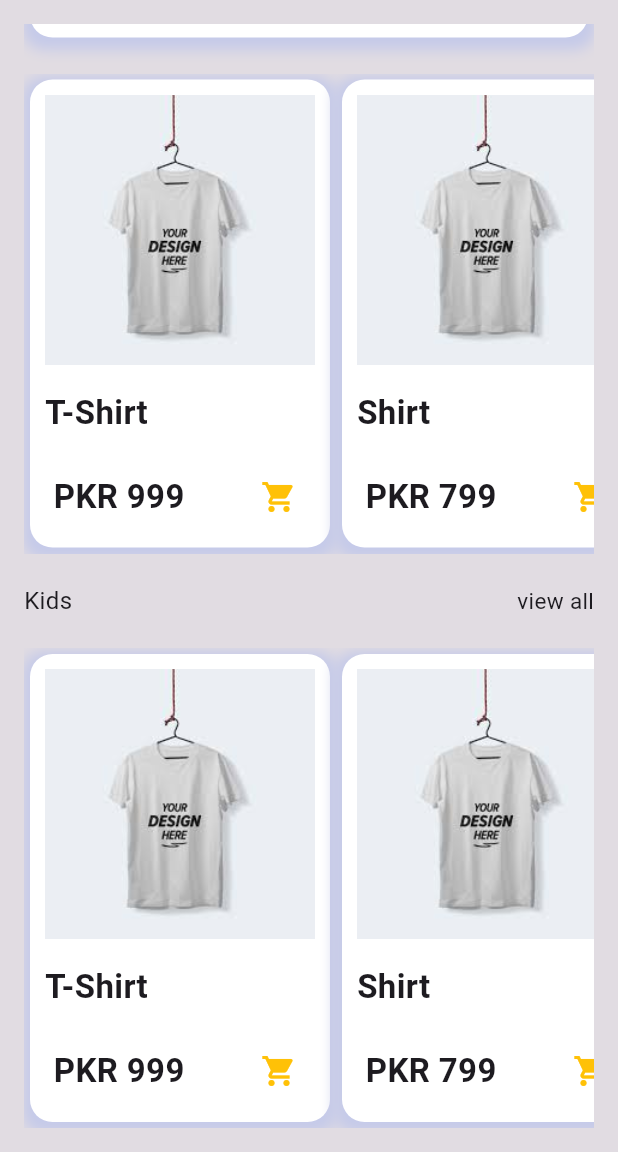
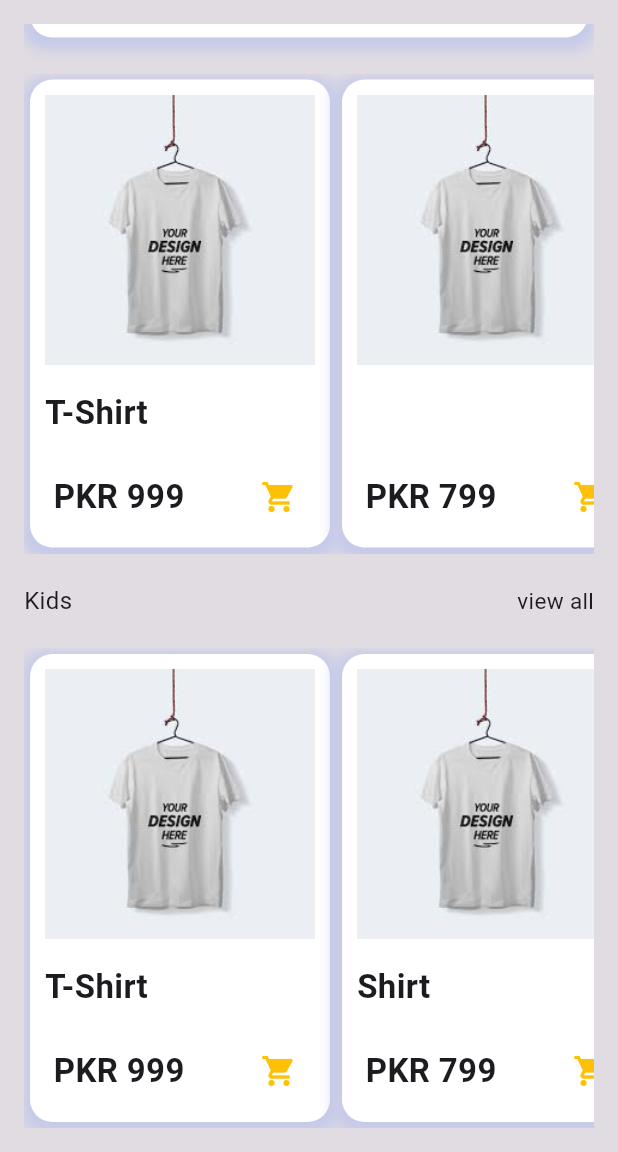
Before and after one commit to muhammadbuxb/ecommerce_class, a Flutter app: the screen it shows after launch, scrolled down 533 dp, on a phone screen of 412 x 824 dp, the part 84-1236 px from its top. Run offline on Flutter 3.47's test engine with Material 3 defaults, Android fonts, the phone set to English and light mode, and no system bars; our stand-ins replace carousel_slider; network calls fail.

Commit message:
Second Commit

```diff
--- a/lib/pages/home.dart
+++ b/lib/pages/home.dart
@@ -184,7 +184,7 @@ class _MyHomePageState extends State<MyHomePage> {
                                     price: '699'),
                               ));
                         },
-                        title: 'Shirt',
+                        title: '',
                         price: '799',
                       ),
                       ProductCardWidget(
```
